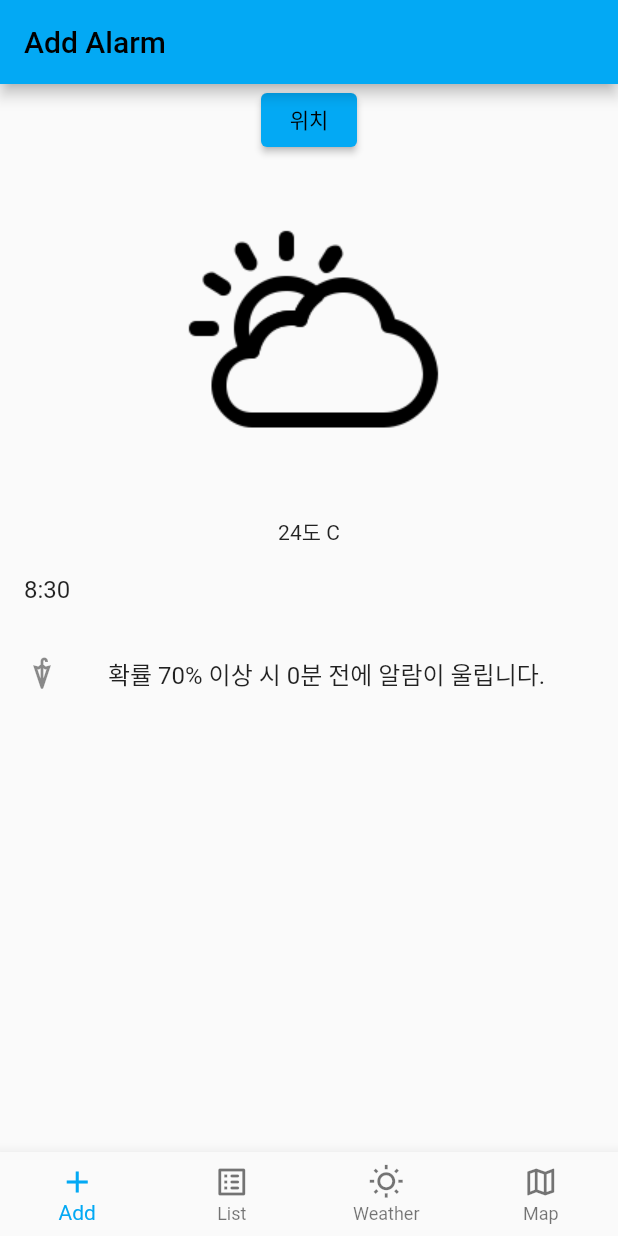
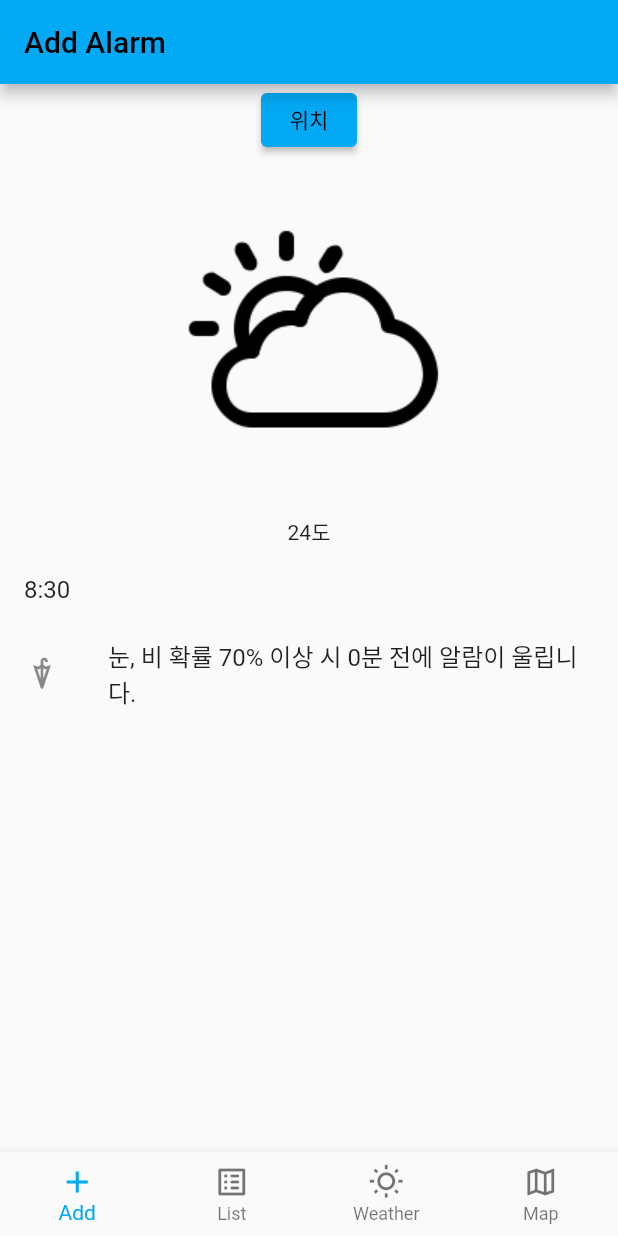
Before and after one commit to 282-the-traveler/earlier_alarm, a Flutter app: the screen it shows after launch, on a phone screen of 412 x 824 dp. Run offline on Flutter 3.47's test engine with Material 2 defaults, Android fonts, the phone set to English and light mode, and no system bars; our stand-ins replace geolocator; missing offline and left inert: flutter_picker; network calls fail.

Commit message:
get Weather

```diff
--- a/lib/add_alarm.dart
+++ b/lib/add_alarm.dart
@@ -70,7 +70,7 @@ class _AddAlarmScreenState extends State<AddAlarmScreen> {
               height: 240,
               width: 240,
             ),
-            Text('24도 C'),
+            Text('24도'),
             Expanded(
               child: ListView(
                 children: <Widget>[
@@ -81,7 +81,7 @@ class _AddAlarmScreenState extends State<AddAlarmScreen> {
                     },
                   ),
                   ListTile(
-                    title: Text('확률 70% 이상 시 $minute분 전에 알람이 울립니다.'),
+                    title: Text('눈, 비 확률 70% 이상 시 $minute분 전에 알람이 울립니다.'),
                     leading: Icon(
                       Icons.umbrella_sharp,
                     ),
```
